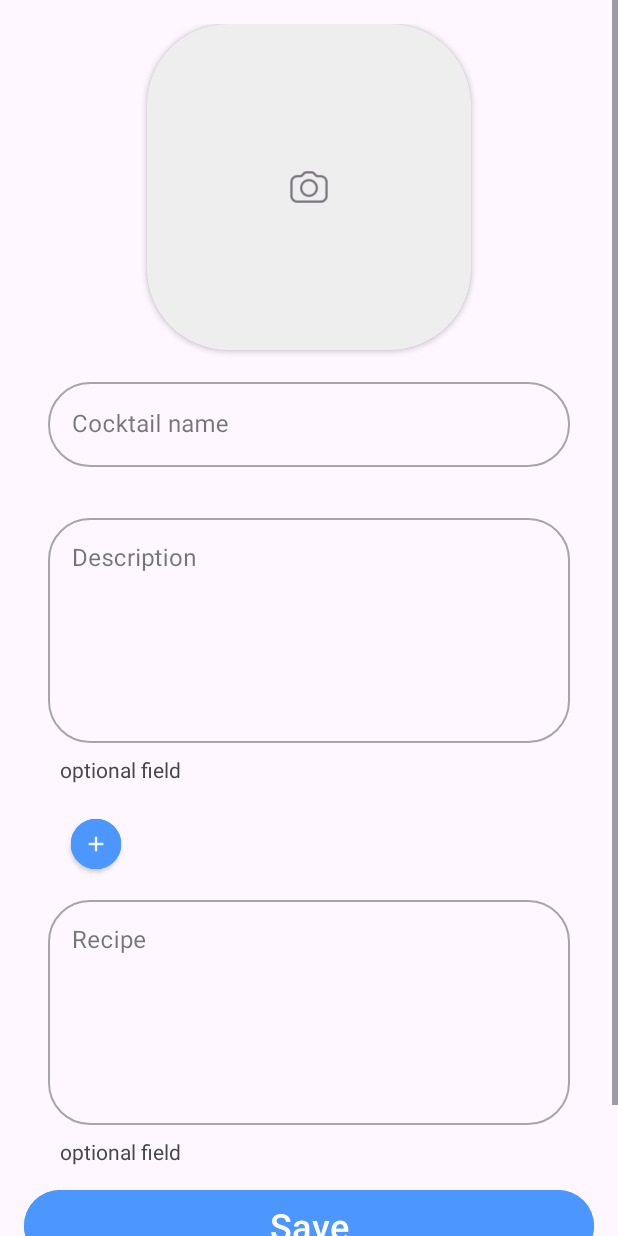
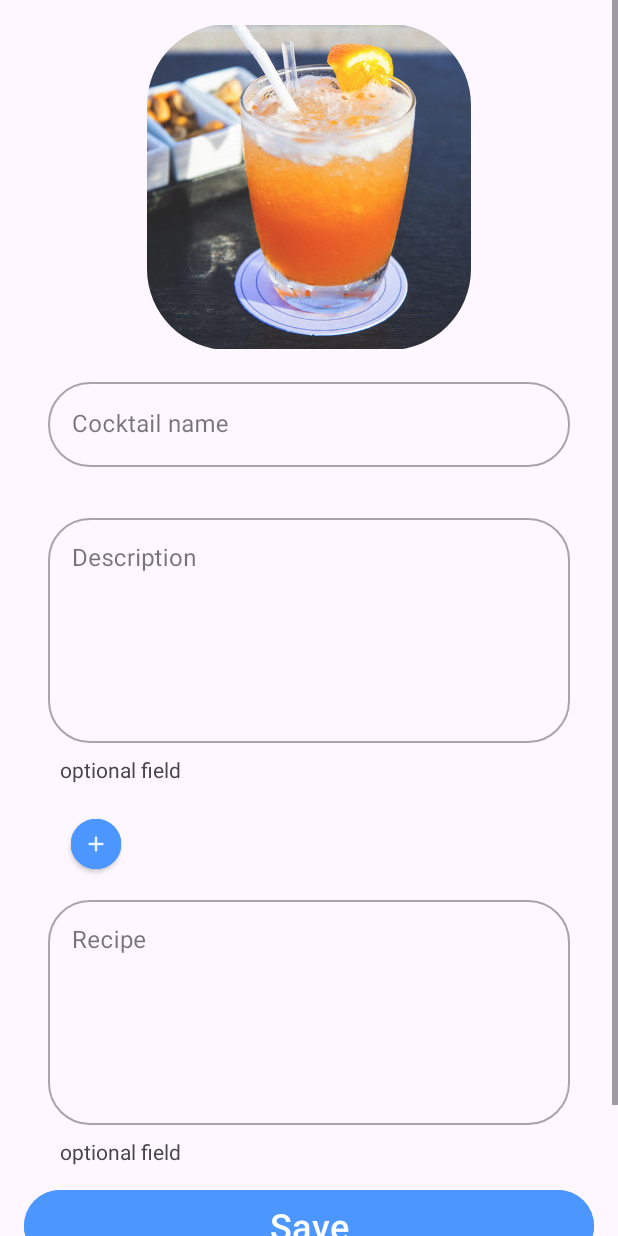
Before and after one commit to StasShevchenko/CocktailBar, an Android app: the AddEditCocktailFragment screen opened through its navigation route, on a phone screen of 412 x 824 dp. Run offline under Robolectric (Android 15) with nearby library versions, the phone set to English and light mode, and no system bars; our stand-ins replace Room's generated code.

Commit message:
Placeholder image updated

```diff
--- a/app/src/main/res/layout/add_edit_cocktail_fragment.xml
+++ b/app/src/main/res/layout/add_edit_cocktail_fragment.xml
@@ -11,23 +11,15 @@
         android:padding="16dp"
         android:layout_height="match_parent">
 
-        <androidx.cardview.widget.CardView
-            android:layout_width="wrap_content"
-            android:layout_height="wrap_content"
-            app:cardCornerRadius="54dp"
-            android:layout_gravity="center"
 
-            app:cardBackgroundColor="@color/light_gray"
-            android:elevation="10dp">
-            <ImageView
-                android:padding="16dp"
+
+            <com.google.android.material.imageview.ShapeableImageView
+                android:id="@+id/placeholder_image"
                 android:layout_width="216dp"
-                android:scaleType="center"
-                android:scaleX="0.5"
-                android:scaleY="0.5"
+                android:scaleType="fitCenter"
+                app:shapeAppearanceOverlay="@style/roundedImageView"
                 android:src="@drawable/placeholder"
                 android:layout_height="217dp"/>
-        </androidx.cardview.widget.CardView>
 
         <com.google.android.material.textfield.TextInputLayout
             android:id="@+id/cocktail_name_input_layout"
--- a/app/src/main/res/values/themes.xml
+++ b/app/src/main/res/values/themes.xml
@@ -12,4 +12,9 @@
         <item name="cornerSize">50%</item>
     </style>
 
+    <style name="roundedImageView" parent="">
+        <item name="cornerFamily">rounded</item>
+        <item name="cornerSize">54dp</item>
+    </style>
+
 </resources>
```
Also changed, not shown: app/src/main/res/layout/cocktail_item.xml (+9 -8 lines), app/src/main/res/drawable/placeholder.jpg (added), app/src/main/res/drawable/placeholder.png (deleted).
